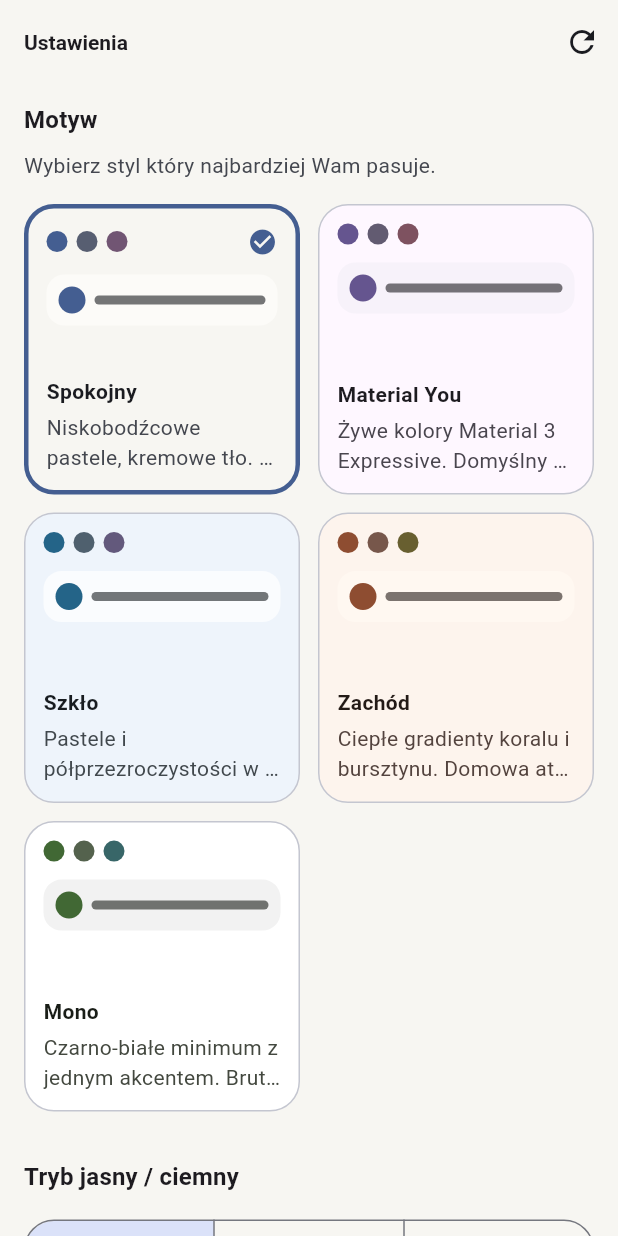
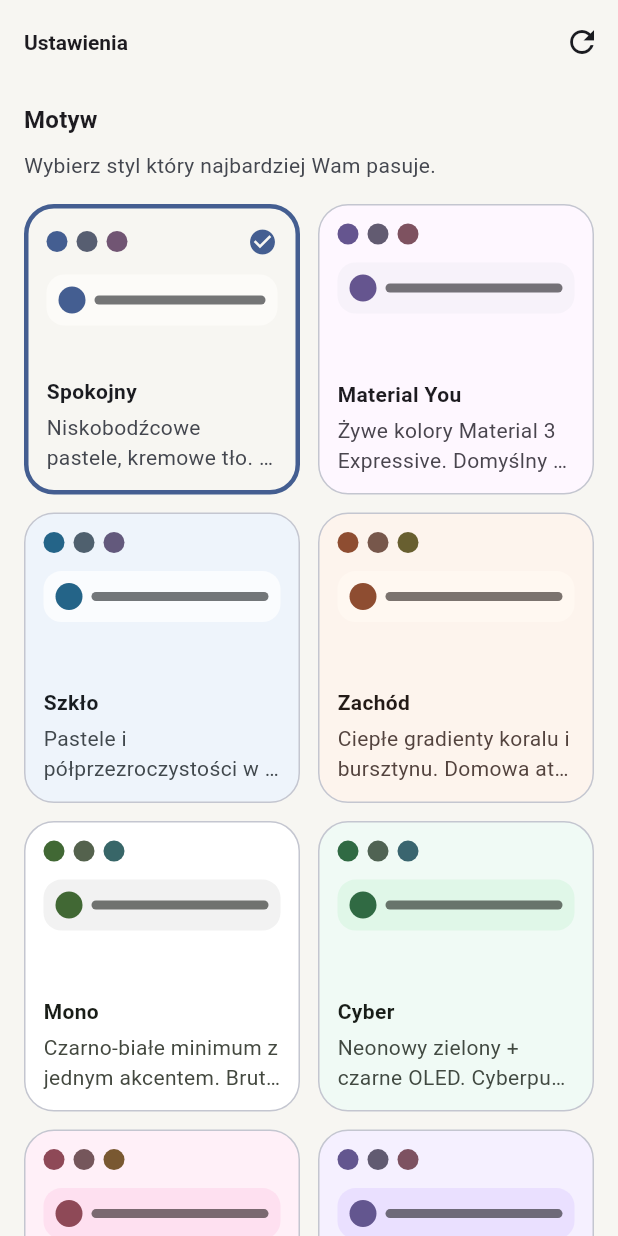
Before and after one commit to adrianbryniarski-tech/Test-e, a Flutter app: the SettingsScreen screen opened by its route, on a phone screen of 412 x 824 dp. Run offline on Flutter 3.47's test engine with Material 3 defaults, Android fonts, the phone set to English and light mode, and no system bars; our stand-ins replace audioplayers, connectivity_plus, fl_chart, flutter_riverpod, go_router, shared_preferences and 2 more; missing offline and left inert: vosk_flutter_2; accounts and stored records are empty; statements that could not run were skipped.

Commit message:
feat(theme): 3 nowe motywy ciemne (Cyber/Synthwave/Galaktyka)
User: "aktualne motywy ciemne nic nie mają wspólnego z 'wow'".

Trendy 2026 dla dark mode: neon cyberpunk, synthwave 80s revival,
deep space. Dodaję 3 motywy które EXCEL w trybie ciemnym (pure black
OLED + jaskrawe neonowe akcenty).

## Cyber (cyberpunk neon)
- Dark: neon green #00FF88 na pure black #000000 — jak Matrix terminal
- Light: stonowany green #00C46A na jasno-zielonkawym
- BorderRadius: 8 (ostry, terminal-like)
- Typography: szerokie letter-spacing dla "command line" feel

## Synthwave (80s retro)
- Dark: magenta #FF3EA5 na deep purple-black #0D0421
- Light: różowy #E91E63 na pastelowym różowym
- BorderRadius: 16
- Vibrant glow w ciemnym

## Galaktyka (deep space)
- Dark: neon purple #B36CFF na near-black indigo #030014
- Light: deep purple #7C4DFF na lawendowym
- BorderRadius: 24 (rounded space-pod feel)

Wszystkie nowe motywy mają `cardElevation: isDark ? 0 : 1` —
w dark pure flat (zero shadow), w light delikatne uniesione.

Razem 8 motywów do wyboru (5 starych + 3 nowe).

```diff
--- a/lib/app/theme.dart
+++ b/lib/app/theme.dart
@@ -30,6 +30,23 @@ enum AppThemeVariant {
   mono(
     label: 'Mono',
     description: 'Czarno-białe minimum z jednym akcentem. Brutalist 2026.',
+  ),
+  cyber(
+    label: 'Cyber',
+    description:
+        'Neonowy zielony + czarne OLED. Cyberpunk 2026 — najlepszy w '
+        'trybie ciemnym.',
+  ),
+  synthwave(
+    label: 'Synthwave',
+    description:
+        'Magenta + cyan retro 80s. Mocny vibe, świetlist w ciemnym.',
+  ),
+  galaktyka(
+    label: 'Galaktyka',
+    description:
+        'Deep space purple/indigo + neonowe gwiazdy. Głęboka czerń OLED '
+        'z fioletowymi akcentami.',
   );
 
   const AppThemeVariant({required this.label, required this.description});
@@ -168,6 +185,35 @@ class AppTheme {
           surface: isDark ? const Color(0xFF111111) : const Color(0xFFF2F2F2),
           cardElevation: 0,
         ),
+
+      // Cyberpunk neon — najjaskrawszy w dark mode, OLED-friendly czerń.
+      // Neonowy zielony (jak Matrix) na pure black tle.
+      AppThemeVariant.cyber => _ThemeSpec(
+          seed: isDark ? const Color(0xFF00FF88) : const Color(0xFF00C46A),
+          background:
+              isDark ? const Color(0xFF000000) : const Color(0xFFF0FAF5),
+          surface: isDark ? const Color(0xFF0A1410) : const Color(0xFFE0F7E8),
+          cardElevation: isDark ? 0 : 1,
+        ),
+
+      // Synthwave / retro 80s — magenta + cyan, neonowy glow w ciemnym.
+      AppThemeVariant.synthwave => _ThemeSpec(
+          seed: isDark ? const Color(0xFFFF3EA5) : const Color(0xFFE91E63),
+          background:
+              isDark ? const Color(0xFF0D0421) : const Color(0xFFFFF0F8),
+          surface: isDark ? const Color(0xFF1A0935) : const Color(0xFFFEE0F0),
+          cardElevation: isDark ? 0 : 1,
+        ),
+
+      // Deep space / galaxy — fioletowo-indigo na pure black, neonowe
+      // gwiazdy. Wow factor dla dark, lekkie pastele dla light.
+      AppThemeVariant.galaktyka => _ThemeSpec(
+          seed: isDark ? const Color(0xFFB36CFF) : const Color(0xFF7C4DFF),
+          background:
+              isDark ? const Color(0xFF030014) : const Color(0xFFF5F0FF),
+          surface: isDark ? const Color(0xFF120829) : const Color(0xFFEAE0FF),
+          cardElevation: isDark ? 0 : 1,
+        ),
     };
   }
 
@@ -178,6 +224,9 @@ class AppTheme {
       AppThemeVariant.szklo => 28,
       AppThemeVariant.zachod => 22,
       AppThemeVariant.mono => 4,
+      AppThemeVariant.cyber => 8, // ostry, terminal-like
+      AppThemeVariant.synthwave => 16,
+      AppThemeVariant.galaktyka => 24,
     };
   }
 
@@ -211,6 +260,20 @@ class AppTheme {
           fontWeight: FontWeight.w800,
         ),
         titleLarge: common.titleLarge?.copyWith(fontWeight: FontWeight.w800),
+      );
+    }
+
+    // Cyber — szerokie letter-spacing dla "terminal" feel.
+    if (variant == AppThemeVariant.cyber) {
+      return common.copyWith(
+        displayLarge: common.displayLarge?.copyWith(
+          fontWeight: FontWeight.w800,
+          letterSpacing: 0.5,
+        ),
+        displayMedium: common.displayMedium?.copyWith(
+          fontWeight: FontWeight.w700,
+          letterSpacing: 0.4,
+        ),
       );
     }
 
```
